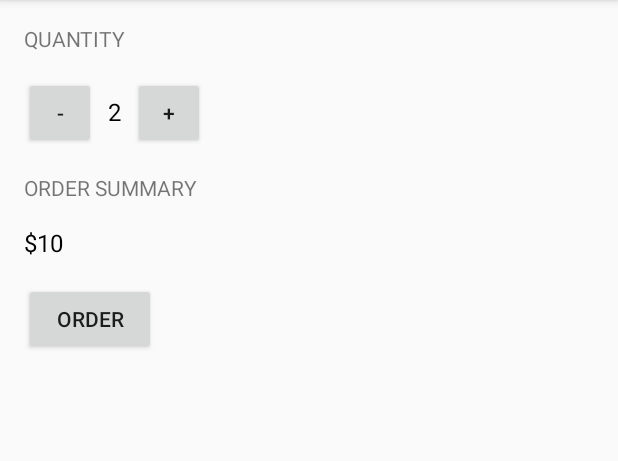
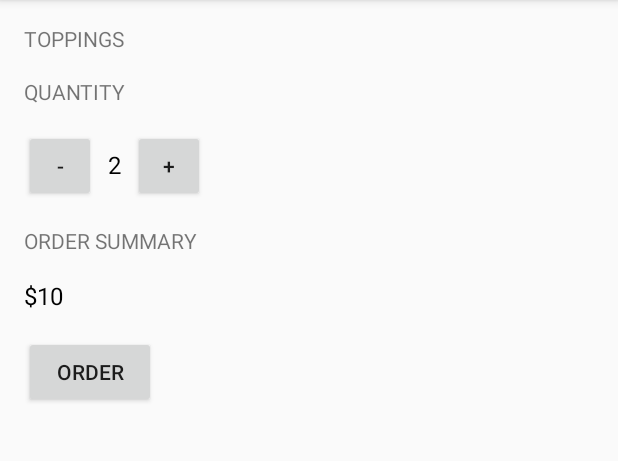
Before and after one commit to jsbaidwan/CoffeeBar, an Android app: the screen it shows after launch (MainActivity), on a phone screen of 412 x 824 dp, the part 84-545 px from its top. Run offline under Robolectric (Android 15) with nearby library versions, the phone set to English and light mode, and no system bars.

Commit message:
add another field named Topping

```diff
--- a/app/src/main/res/layout/activity_main.xml
+++ b/app/src/main/res/layout/activity_main.xml
@@ -9,6 +9,14 @@
     android:paddingRight="16dp"
     android:paddingTop="16dp"
     tools:context=".MainActivity">
+
+    <TextView
+        android:layout_width="wrap_content"
+        android:layout_height="wrap_content"
+        android:layout_marginBottom="16dp"
+        android:text="Toppings"
+        android:textAllCaps="true" />
+
 
     <TextView
         android:layout_width="wrap_content"
```
